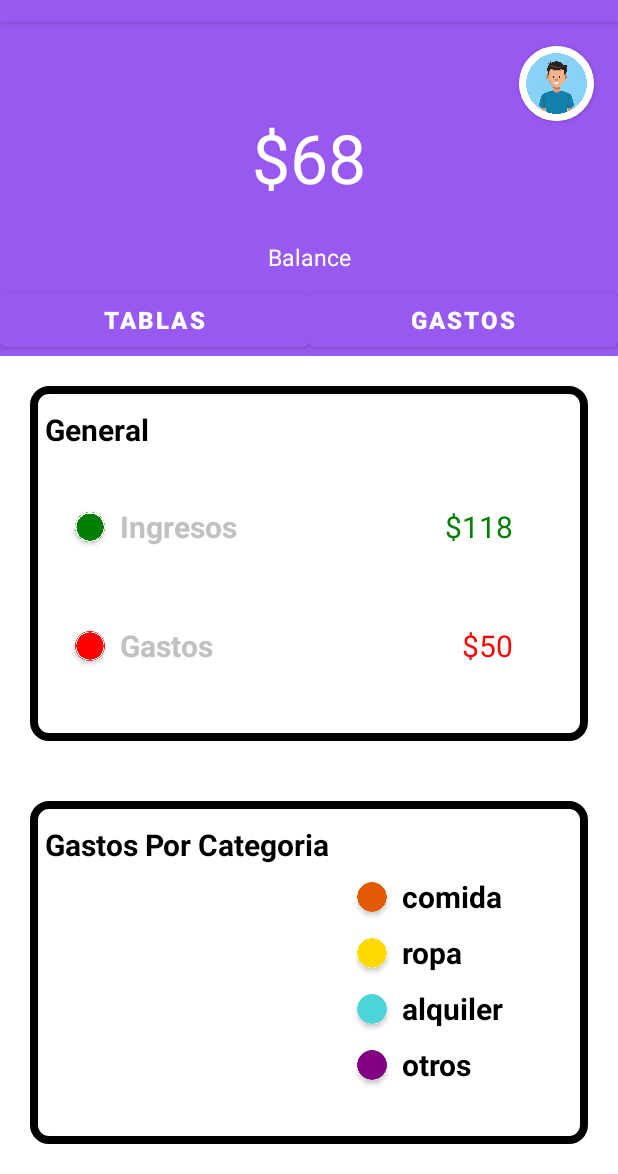
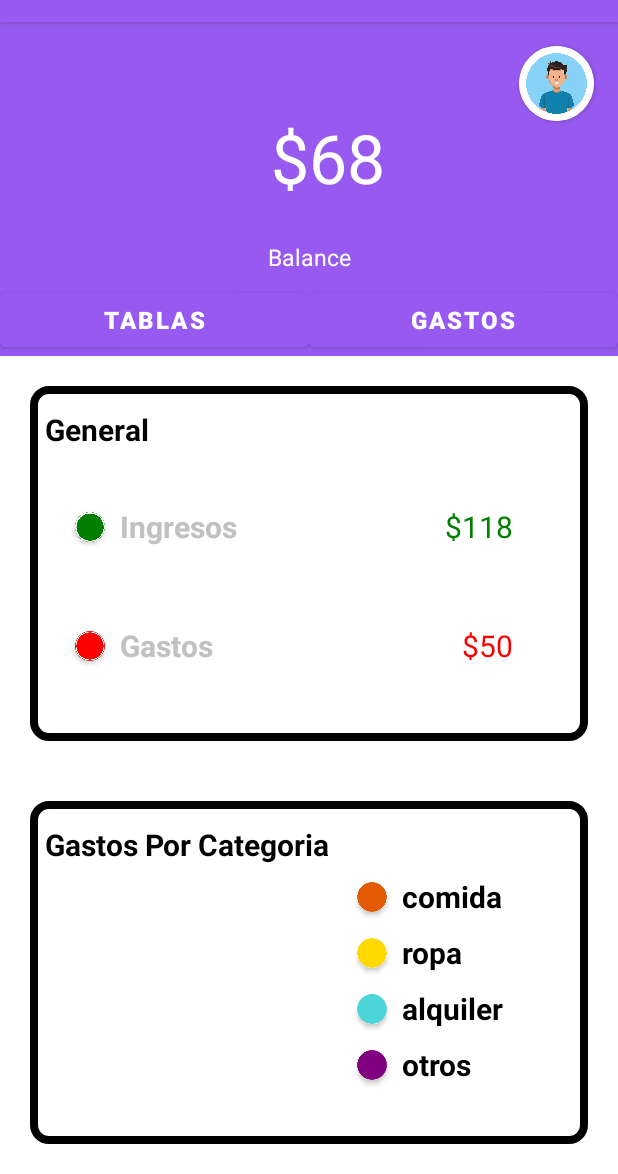
Before and after one commit to KatUrdi/OverFlow-, an Android app: the screen it shows after launch (MainActivity), on a phone screen of 412 x 824 dp, the part 62-1236 px from its top. Run offline under Robolectric (Android 15) with nearby library versions, the phone set to English and light mode, and no system bars.

Commit message:
Corrections to texView "monto", activities "gastos", "tablas" & "inicio", Brenda

```diff
--- a/app/src/main/res/layout/activity_main.xml
+++ b/app/src/main/res/layout/activity_main.xml
@@ -6,6 +6,13 @@
     android:layout_height="match_parent"
     android:background="#FFFFFF"
     tools:context=".MainActivity">
+
+    <androidx.constraintlayout.widget.Guideline
+        android:id="@+id/guideline_medio"
+        android:layout_width="wrap_content"
+        android:layout_height="wrap_content"
+        android:orientation="vertical"
+        app:layout_constraintGuide_percent="0.5" />
 
     <androidx.constraintlayout.widget.Guideline
         android:id="@+id/guideline"
@@ -72,15 +79,25 @@
     </androidx.cardview.widget.CardView>
 
     <TextView
+        android:id="@+id/textView_dolar"
+        android:layout_width="wrap_content"
+        android:layout_height="wrap_content"
+        android:layout_marginVertical="60dp"
+        android:text="@string/dolar"
+        android:textColor="#ffffff"
+        android:textSize="45sp"
+        app:layout_constraintRight_toRightOf="@+id/guideline_medio"
+        app:layout_constraintTop_toTopOf="parent" />
+
+    <TextView
         android:id="@+id/textView_monto"
         android:layout_width="wrap_content"
         android:layout_height="wrap_content"
         android:layout_marginVertical="60dp"
-        android:text="$68"
+        android:text="68"
         android:textColor="#ffffff"
         android:textSize="45sp"
-        app:layout_constraintLeft_toLeftOf="parent"
-        app:layout_constraintRight_toRightOf="parent"
+        app:layout_constraintLeft_toLeftOf="@+id/guideline_medio"
         app:layout_constraintTop_toTopOf="parent" />
 
     <TextView
--- a/app/src/main/res/values/strings.xml
+++ b/app/src/main/res/values/strings.xml
@@ -13,4 +13,5 @@
     <string name="alquiler"><b>alquiler</b></string>
     <string name="otros"><b>otros</b></string>
     <string name="gastos_mensuales"><b>Gastos Mensuales</b></string>
+    <string name="dolar">$</string>
 </resources>
```
Also changed, not shown: app/src/main/res/layout/activity_gastos.xml (+20 -5 lines), app/src/main/res/layout/activity_tablas.xml (+21 -4 lines).
